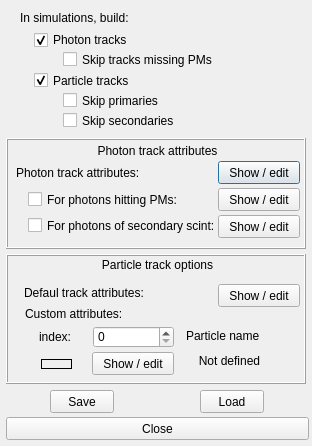
Old version of the form src/gui/MainWindowTools/atrackdrawdialog.ui in the repository andrmor/ANTS2.
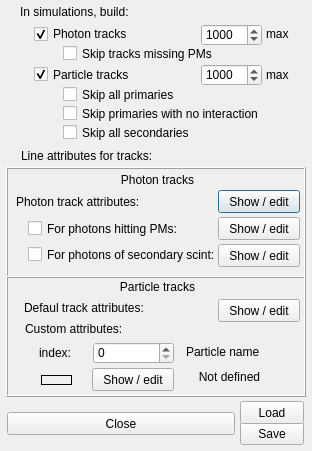
New version of the form.

```diff
--- a/src/gui/MainWindowTools/atrackdrawdialog.ui
+++ b/src/gui/MainWindowTools/atrackdrawdialog.ui
@@ -7,7 +7,7 @@
     <x>0</x>
     <y>0</y>
     <width>312</width>
-    <height>446</height>
+    <height>451</height>
    </rect>
   </property>
   <property name="windowTitle">
@@ -17,7 +17,7 @@
    <property name="geometry">
     <rect>
      <x>6</x>
-     <y>138</y>
+     <y>167</y>
      <width>300</width>
      <height>111</height>
     </rect>
@@ -122,7 +122,7 @@
      </rect>
     </property>
     <property name="text">
-     <string>Photon track attributes</string>
+     <string>Photon tracks</string>
     </property>
     <property name="alignment">
      <set>Qt::AlignCenter</set>
@@ -132,9 +132,9 @@
   <widget class="QPushButton" name="pbClose">
    <property name="geometry">
     <rect>
-     <x>6</x>
-     <y>417</y>
-     <width>303</width>
+     <x>7</x>
+     <y>412</y>
+     <width>228</width>
      <height>23</height>
     </rect>
    </property>
@@ -146,7 +146,7 @@
    <property name="geometry">
     <rect>
      <x>34</x>
-     <y>30</y>
+     <y>24</y>
      <width>151</width>
      <height>20</height>
     </rect>
@@ -168,7 +168,7 @@
    <property name="geometry">
     <rect>
      <x>34</x>
-     <y>72</y>
+     <y>66</y>
      <width>141</width>
      <height>17</height>
     </rect>
@@ -190,7 +190,7 @@
    <property name="geometry">
     <rect>
      <x>20</x>
-     <y>10</y>
+     <y>4</y>
      <width>131</width>
      <height>16</height>
     </rect>
@@ -209,9 +209,9 @@
    <property name="geometry">
     <rect>
      <x>6</x>
-     <y>254</y>
+     <y>276</y>
      <width>300</width>
-     <height>130</height>
+     <height>121</height>
     </rect>
    </property>
    <property name="frameShape">
@@ -230,7 +230,7 @@
      </rect>
     </property>
     <property name="text">
-     <string>Particle track options</string>
+     <string>Particle tracks</string>
     </property>
     <property name="alignment">
      <set>Qt::AlignCenter</set>
@@ -240,7 +240,7 @@
     <property name="geometry">
      <rect>
       <x>18</x>
-      <y>31</y>
+      <y>24</y>
       <width>191</width>
       <height>16</height>
      </rect>
@@ -253,7 +253,7 @@
     <property name="geometry">
      <rect>
       <x>212</x>
-      <y>30</y>
+      <y>23</y>
       <width>82</width>
       <height>23</height>
      </rect>
@@ -270,7 +270,7 @@
     <property name="geometry">
      <rect>
       <x>87</x>
-      <y>72</y>
+      <y>66</y>
       <width>81</width>
       <height>22</height>
      </rect>
@@ -280,7 +280,7 @@
     <property name="geometry">
      <rect>
       <x>19</x>
-      <y>52</y>
+      <y>45</y>
       <width>171</width>
       <height>16</height>
      </rect>
@@ -293,7 +293,7 @@
     <property name="geometry">
      <rect>
       <x>33</x>
-      <y>76</y>
+      <y>70</y>
       <width>50</width>
       <height>13</height>
      </rect>
@@ -306,7 +306,7 @@
     <property name="geometry">
      <rect>
       <x>180</x>
-      <y>75</y>
+      <y>69</y>
       <width>110</width>
       <height>13</height>
      </rect>
@@ -319,7 +319,7 @@
     <property name="geometry">
      <rect>
       <x>35</x>
-      <y>105</y>
+      <y>99</y>
       <width>31</width>
       <height>10</height>
      </rect>
@@ -335,7 +335,7 @@
     <property name="geometry">
      <rect>
       <x>86</x>
-      <y>98</y>
+      <y>92</y>
       <width>82</width>
       <height>23</height>
      </rect>
@@ -348,7 +348,7 @@
     <property name="geometry">
      <rect>
       <x>170</x>
-      <y>97</y>
+      <y>91</y>
       <width>120</width>
       <height>26</height>
      </rect>
@@ -398,7 +398,7 @@
    <property name="geometry">
     <rect>
      <x>63</x>
-     <y>51</y>
+     <y>45</y>
      <width>283</width>
      <height>17</height>
     </rect>
@@ -411,33 +411,33 @@
    <property name="geometry">
     <rect>
      <x>63</x>
-     <y>112</y>
+     <y>124</y>
      <width>251</width>
      <height>17</height>
     </rect>
    </property>
    <property name="text">
-    <string>Skip secondaries</string>
+    <string>Skip all secondaries</string>
    </property>
   </widget>
   <widget class="QCheckBox" name="cbSkipPrimaries">
    <property name="geometry">
     <rect>
      <x>63</x>
-     <y>92</y>
+     <y>86</y>
      <width>251</width>
      <height>17</height>
     </rect>
    </property>
    <property name="text">
-    <string>Skip primaries</string>
+    <string>Skip all primaries</string>
    </property>
   </widget>
   <widget class="QPushButton" name="pbSave">
    <property name="geometry">
     <rect>
-     <x>50</x>
-     <y>390</y>
+     <x>240</x>
+     <y>422</y>
      <width>64</width>
      <height>23</height>
     </rect>
@@ -449,8 +449,8 @@
   <widget class="QPushButton" name="pbLoad">
    <property name="geometry">
     <rect>
-     <x>200</x>
-     <y>390</y>
+     <x>240</x>
+     <y>401</y>
      <width>64</width>
      <height>23</height>
     </rect>
@@ -459,6 +459,96 @@
     <string>Load</string>
    </property>
   </widget>
+  <widget class="QCheckBox" name="cbSkipPrimariesNoInteraction">
+   <property name="geometry">
+    <rect>
+     <x>63</x>
+     <y>105</y>
+     <width>251</width>
+     <height>17</height>
+    </rect>
+   </property>
+   <property name="text">
+    <string>Skip primaries with no interaction</string>
+   </property>
+  </widget>
+  <widget class="QSpinBox" name="sbMaxPhotonTracks">
+   <property name="geometry">
+    <rect>
+     <x>201</x>
+     <y>24</y>
+     <width>61</width>
+     <height>22</height>
+    </rect>
+   </property>
+   <property name="minimum">
+    <number>1</number>
+   </property>
+   <property name="maximum">
+    <number>10000</number>
+   </property>
+   <property name="value">
+    <number>1000</number>
+   </property>
+  </widget>
+  <widget class="QSpinBox" name="sbMaxParticleTracks">
+   <property name="geometry">
+    <rect>
+     <x>201</x>
+     <y>64</y>
+     <width>61</width>
+     <height>22</height>
+    </rect>
+   </property>
+   <property name="minimum">
+    <number>1</number>
+   </property>
+   <property name="maximum">
+    <number>10000</number>
+   </property>
+   <property name="value">
+    <number>1000</number>
+   </property>
+  </widget>
+  <widget class="QLabel" name="label_8">
+   <property name="geometry">
+    <rect>
+     <x>266</x>
+     <y>27</y>
+     <width>47</width>
+     <height>13</height>
+    </rect>
+   </property>
+   <property name="text">
+    <string>max</string>
+   </property>
+  </widget>
+  <widget class="QLabel" name="label_10">
+   <property name="geometry">
+    <rect>
+     <x>266</x>
+     <y>68</y>
+     <width>47</width>
+     <height>13</height>
+    </rect>
+   </property>
+   <property name="text">
+    <string>max</string>
+   </property>
+  </widget>
+  <widget class="QLabel" name="label_11">
+   <property name="geometry">
+    <rect>
+     <x>21</x>
+     <y>148</y>
+     <width>221</width>
+     <height>16</height>
+    </rect>
+   </property>
+   <property name="text">
+    <string>Line attributes for tracks:</string>
+   </property>
+  </widget>
  </widget>
  <tabstops>
   <tabstop>pbPhotons_norm</tabstop>
```
Left out of the diff: 20 changed lines with no effect on the pictures.
